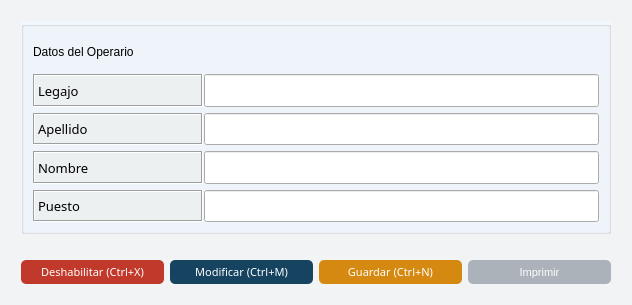
Above: gui/detalles/operario_detalle.ui from Lonaris/Corupel before the change. Below: the same form after it.
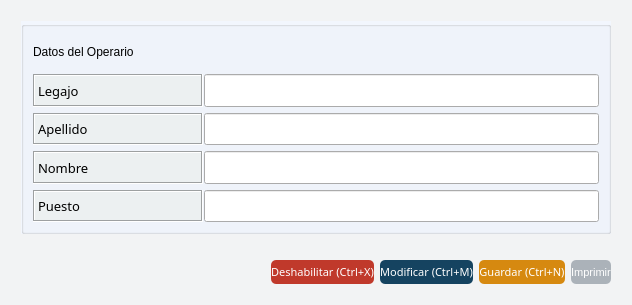
That is the form after the change. Icons and pictures are not drawn.

Patch:
```diff
--- a/gui/detalles/operario_detalle.ui
+++ b/gui/detalles/operario_detalle.ui
@@ -457,11 +457,24 @@
       <number>10</number>
      </property>
      <item row="2" column="0" colspan="2">
-      <layout class="QHBoxLayout" name="horizontalLayout" stretch="20,20,20,20">
+      <layout class="QHBoxLayout" name="horizontalLayout" stretch="0,20,20,20,20">
+       <item>
+        <spacer name="horizontalSpacer_3">
+         <property name="orientation">
+          <enum>Qt::Horizontal</enum>
+         </property>
+         <property name="sizeHint" stdset="0">
+          <size>
+           <width>40</width>
+           <height>20</height>
+          </size>
+         </property>
+        </spacer>
+       </item>
        <item>
         <widget class="QPushButton" name="btn_deshabilitar">
          <property name="sizePolicy">
-          <sizepolicy hsizetype="Expanding" vsizetype="Expanding">
+          <sizepolicy hsizetype="Fixed" vsizetype="Expanding">
            <horstretch>0</horstretch>
            <verstretch>0</verstretch>
           </sizepolicy>
@@ -919,7 +932,7 @@
        <item>
         <widget class="QPushButton" name="btn_modificar">
          <property name="sizePolicy">
-          <sizepolicy hsizetype="Expanding" vsizetype="Expanding">
+          <sizepolicy hsizetype="Fixed" vsizetype="Expanding">
            <horstretch>0</horstretch>
            <verstretch>0</verstretch>
           </sizepolicy>
@@ -970,7 +983,7 @@
        <item>
         <widget class="QPushButton" name="btn_nuevo">
          <property name="sizePolicy">
-          <sizepolicy hsizetype="Expanding" vsizetype="Expanding">
+          <sizepolicy hsizetype="Fixed" vsizetype="Expanding">
            <horstretch>0</horstretch>
            <verstretch>0</verstretch>
           </sizepolicy>
@@ -1016,7 +1029,7 @@
        <item>
         <widget class="QPushButton" name="btn_imprimir">
          <property name="sizePolicy">
-          <sizepolicy hsizetype="Expanding" vsizetype="Expanding">
+          <sizepolicy hsizetype="Fixed" vsizetype="Expanding">
            <horstretch>0</horstretch>
            <verstretch>0</verstretch>
           </sizepolicy>
```
